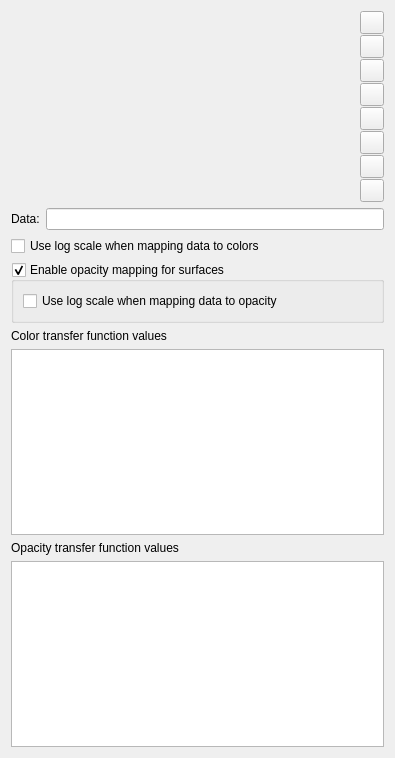
Old version of the form Qt/ApplicationComponents/Resources/UI/pqColorOpacityEditorWidget.ui in the repository Kitware/ParaView.
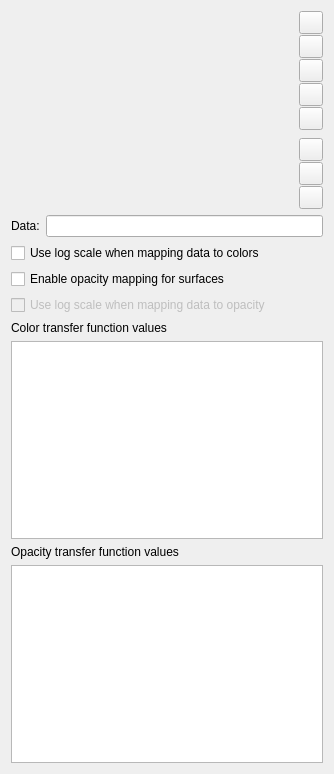
New version of the form. Icons and pictures are not drawn. Custom widgets are drawn as their Qt base class.

Commit message:
Fix #17953. Don't use group boxes.
Removing the use of QGroupBox. It was causing odd UI indentation that we
don't generally see in ParaView UI.

```diff
--- a/Qt/ApplicationComponents/Resources/UI/pqColorOpacityEditorWidget.ui
+++ b/Qt/ApplicationComponents/Resources/UI/pqColorOpacityEditorWidget.ui
@@ -6,8 +6,8 @@
    <rect>
     <x>0</x>
     <y>0</y>
-    <width>395</width>
-    <height>758</height>
+    <width>334</width>
+    <height>774</height>
    </rect>
   </property>
   <property name="windowTitle">
@@ -233,22 +233,20 @@
     </widget>
    </item>
    <item>
-    <widget class="QGroupBox" name="EnableOpacityMapping">
-     <property name="title">
+    <widget class="QCheckBox" name="EnableOpacityMapping">
+     <property name="text">
       <string>Enable opacity mapping for surfaces</string>
      </property>
-     <property name="checkable">
-      <bool>true</bool>
+    </widget>
+   </item>
+   <item>
+    <widget class="QCheckBox" name="UseLogScaleOpacity">
+     <property name="enabled">
+      <bool>false</bool>
      </property>
-     <layout class="QVBoxLayout" name="verticalLayout_3">
-      <item>
-       <widget class="QCheckBox" name="UseLogScaleOpacity">
-        <property name="text">
-         <string>Use log scale when mapping data to opacity</string>
-        </property>
-       </widget>
-      </item>
-     </layout>
+     <property name="text">
+      <string>Use log scale when mapping data to opacity</string>
+     </property>
     </widget>
    </item>
    <item>
```
Left out of the diff: 19 changed lines with no effect on the pictures. The commit also changes 1 other file.
